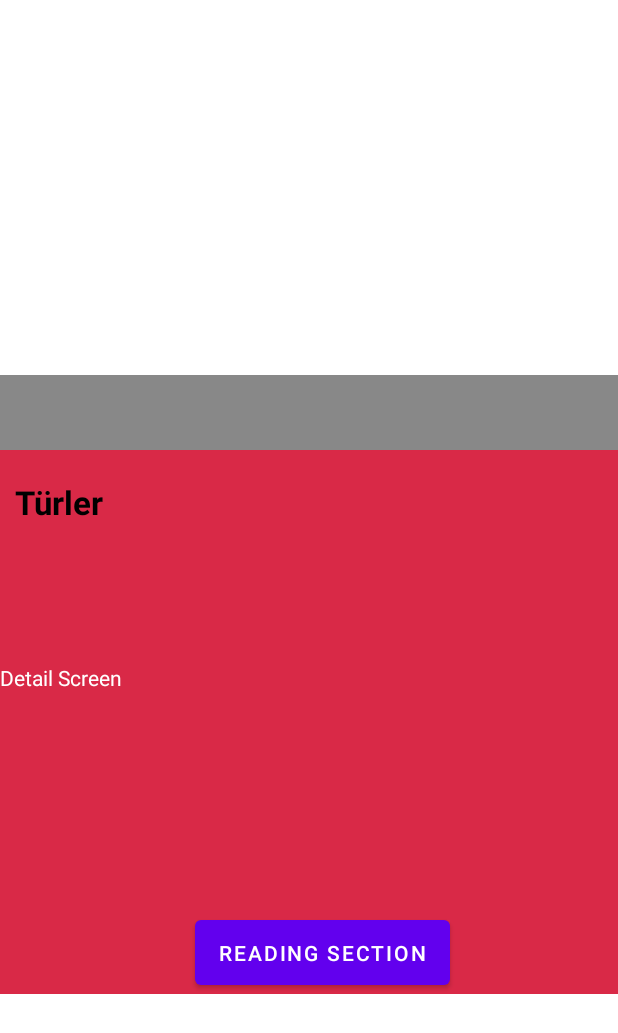
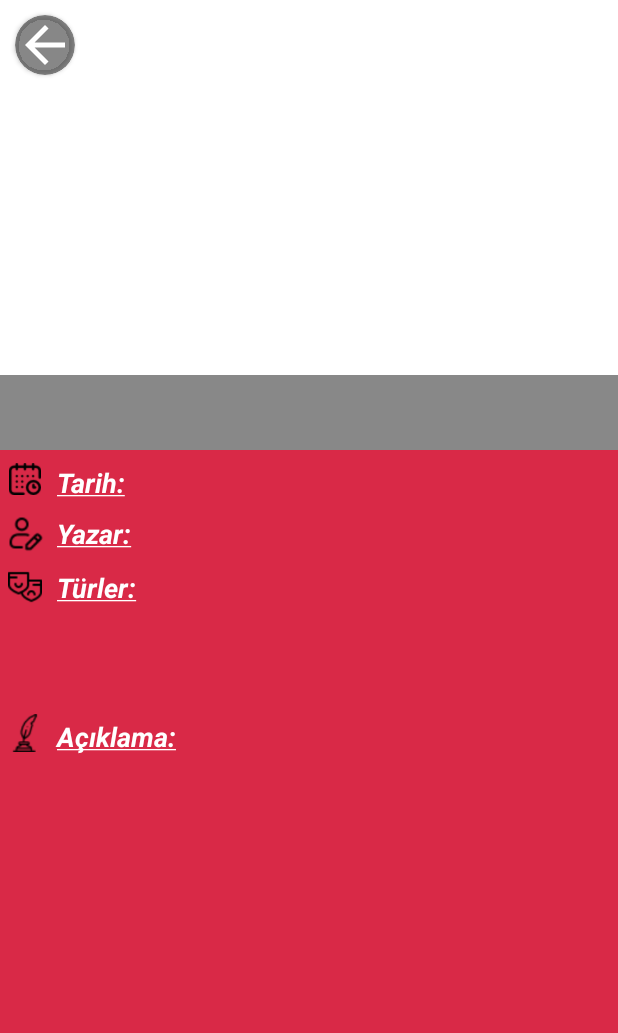
Before and after one commit to NecroEye/TRComics, an Android app: the DetailsActivity screen opened directly, with no data from a screen before it, on a phone screen of 412 x 824 dp. Shown: the top 1033 px of the screen. Run offline under Robolectric (Android 15) with nearby library versions, the phone set to English and light mode, and no system bars; 2 statements that could not run were skipped.

Commit message:
DetailScreen UI adjusted

```diff
--- a/app/src/main/java/com/muratcangzm/trcomics/recyclerView/CardViewAdapter.java
+++ b/app/src/main/java/com/muratcangzm/trcomics/recyclerView/CardViewAdapter.java
@@ -67,6 +67,7 @@ public class CardViewAdapter extends RecyclerView.Adapter<CardViewAdapter.ViewHo
                 intent.putExtra("episodes", cardViewModels.get(position).getEpisodes());
                 intent.putExtra("genres", cardViewModels.get(position).getGenres());
                 intent.putExtra("images", cardViewModels.get(position).getImages());
+                intent.putExtra("description", cardViewModels.get(position).getDescription());
 
                 context.startActivity(intent);
                 activity.overridePendingTransition(R.anim.slide_in_right, R.anim.slide_out_left);
--- /dev/null
+++ b/app/src/main/java/com/muratcangzm/trcomics/recyclerView/EpisodeAdapter.java
@@ -0,0 +1,82 @@
+package com.muratcangzm.trcomics.recyclerView;
+
+import android.content.Context;
+import android.content.Intent;
+import android.view.LayoutInflater;
+import android.view.View;
+import android.view.ViewGroup;
+import android.widget.TextView;
+
+import androidx.annotation.NonNull;
+import androidx.recyclerview.widget.RecyclerView;
+
+import com.muratcangzm.trcomics.R;
+import com.muratcangzm.trcomics.screens.ReadingActivity;
+
+public class EpisodeAdapter extends RecyclerView.Adapter<EpisodeAdapter.EpisodeHolder> {
+
+
+    private final Context context;
+    private final String[] episodes;
+    private final int[] images;
+    private final Intent readingSection;
+
+
+    public EpisodeAdapter(Context context, String[] episodes, int[] images, Intent intent){
+
+
+        this.context = context;
+        this.episodes = episodes;
+        this.images = images;
+        this.readingSection = intent;
+
+    }
+
+
+    @NonNull
+    @Override
+    public EpisodeHolder onCreateViewHolder(@NonNull ViewGroup parent, int viewType) {
+
+
+        View v = LayoutInflater.from(context).inflate(R.layout.epsiode_recycler, parent, false);
+
+
+        return new EpisodeHolder(v);
+    }
+
+    @Override
+    public void onBindViewHolder(@NonNull EpisodeHolder holder, int position) {
+
+        holder.episodeText.setText(episodes[position]);
+
+        holder.episodeText.setOnClickListener(v ->{
+
+            readingSection.putExtra("images", images);
+            context.startActivity(readingSection);
+
+        });
+
+    }
+
+
+
+    @Override
+    public int getItemCount() {
+        return episodes.length;
+    }
+
+
+
+    public class EpisodeHolder extends RecyclerView.ViewHolder{
+
+        private final TextView episodeText;
+
+        public EpisodeHolder(@NonNull View itemView) {
+            super(itemView);
+
+            episodeText = itemView.findViewById(R.id.episode_textView);
+
+        }
+    }
+
+}
--- a/app/src/main/java/com/muratcangzm/trcomics/screens/DetailsActivity.java
+++ b/app/src/main/java/com/muratcangzm/trcomics/screens/DetailsActivity.java
@@ -5,9 +5,11 @@ import androidx.recyclerview.widget.LinearLayoutManager;
 
 import android.content.Intent;
 import android.os.Bundle;
+import android.text.method.ScrollingMovementMethod;
 
 import com.muratcangzm.trcomics.R;
 import com.muratcangzm.trcomics.databinding.ActivityDetailsBinding;
+import com.muratcangzm.trcomics.recyclerView.EpisodeAdapter;
 import com.muratcangzm.trcomics.recyclerView.GenreAdapter;
 
 import java.util.ArrayList;
@@ -16,6 +18,8 @@ public class DetailsActivity extends AppCompatActivity {
 
     private ActivityDetailsBinding binding;
     private String title;
+    private String description;
+
     private Integer image;
 
     @Override
@@ -25,11 +29,13 @@ public class DetailsActivity extends AppCompatActivity {
         setContentView(binding.getRoot());
 
         binding.titleText.getBackground().setAlpha(120);
-
+        binding.backButton.getBackground().setAlpha(120);
+        binding.description.setMovementMethod(new ScrollingMovementMethod());
 
         Intent intent = getIntent();
 
         title = intent.getStringExtra("title");
+        description = intent.getStringExtra("description");
         image = intent.getIntExtra("image",0);
         String[] episodes = intent.getStringArrayExtra("episodes");
         String[] genres = intent.getStringArrayExtra("genres");
@@ -40,15 +46,17 @@ public class DetailsActivity extends AppCompatActivity {
         LinearLayoutManager linearLayoutManager = new LinearLayoutManager(this, LinearLayoutManager.HORIZONTAL, false);
         binding.recyclerGenre.setLayoutManager(linearLayoutManager);
 
+        Intent readingSection = new Intent(this, ReadingActivity.class);
+        binding.episodeRecycler.setAdapter(new EpisodeAdapter(this, episodes, images, readingSection));
+        binding.episodeRecycler.setHasFixedSize(true);
 
         binding.bannerImage.setImageResource(image);
         binding.titleText.setText(title);
+        binding.description.setText(description);
 
-        binding.goToReading.setOnClickListener(view ->{
 
-            Intent readingSection = new Intent(this, ReadingActivity.class);
-            readingSection.putExtra("images", images);
-            startActivity(readingSection);
+        binding.backButton.setOnClickListener(v ->{
+            onBackPressed();
         });
 
     }
--- /dev/null
+++ b/app/src/main/res/drawable/baseline_arrow_back_24.xml
@@ -0,0 +1,5 @@
+<vector android:autoMirrored="true" android:height="24dp"
+    android:tint="#FFFFFF" android:viewportHeight="24"
+    android:viewportWidth="24" android:width="24dp" xmlns:android="http://schemas.android.com/apk/res/android">
+    <path android:fillColor="@android:color/white" android:pathData="M20,11H7.83l5.59,-5.59L12,4l-8,8 8,8 1.41,-1.41L7.83,13H20v-2z"/>
+</vector>
--- a/app/src/main/res/layout/activity_details.xml
+++ b/app/src/main/res/layout/activity_details.xml
@@ -1,11 +1,10 @@
 <?xml version="1.0" encoding="utf-8"?>
-<LinearLayout
-    xmlns:android="http://schemas.android.com/apk/res/android"
+<LinearLayout xmlns:android="http://schemas.android.com/apk/res/android"
     xmlns:app="http://schemas.android.com/apk/res-auto"
     xmlns:tools="http://schemas.android.com/tools"
     android:layout_width="match_parent"
+    android:layout_height="match_parent"
     android:orientation="vertical"
-    android:layout_height="match_parent"
     tools:context=".screens.DetailsActivity">
 
 
@@ -14,28 +13,45 @@
         android:layout_height="300dp">
 
 
+        <androidx.cardview.widget.CardView
+            android:id="@+id/backButton"
+            android:layout_width="40dp"
+            android:layout_height="40dp"
+            android:layout_marginStart="10dp"
+            android:layout_marginTop="10dp"
+            android:backgroundTint="@color/black"
+            android:padding="5dp"
+            app:cardCornerRadius="150dp">
+
+            <View
+                android:layout_width="wrap_content"
+                android:layout_height="wrap_content"
+                android:background="@drawable/baseline_arrow_back_24"
+                android:padding="30dp" />
+        </androidx.cardview.widget.CardView>
+
         <ImageView
             android:id="@+id/banner_image"
             android:layout_width="match_parent"
             android:layout_height="300dp"
             android:layout_marginBottom="450dp"
+            android:contentDescription="Banner"
             android:scaleType="centerCrop"
             app:layout_constraintBottom_toBottomOf="parent"
             app:layout_constraintLeft_toLeftOf="parent"
             app:layout_constraintRight_toRightOf="parent"
             app:layout_constraintTop_toTopOf="parent"
-            android:contentDescription="Banner"
             tools:ignore="HardcodedText" />
 
         <TextView
             android:id="@+id/title_text"
             android:layout_width="match_parent"
             android:layout_height="50dp"
+            android:layout_marginTop="250dp"
+            android:background="@color/black"
             android:gravity="start|center"
-            android:background="@color/black"
+            android:paddingStart="15dp"
             android:textColor="@color/white"
-            android:layout_marginTop="250dp"
-            android:paddingStart="15dp"
             android:textSize="19sp"
             android:textStyle="bold|italic"
             app:layout_constraintBottom_toBottomOf="parent"
@@ -43,57 +59,152 @@
             app:layout_constraintRight_toRightOf="parent"
             app:layout_constraintTop_toTopOf="parent" />
 
+
     </RelativeLayout>
-
-
 
 
     <LinearLayout
         android:layout_width="match_parent"
         android:layout_height="wrap_content"
-        android:orientation="vertical"
-        android:background="@color/rose">
+        android:background="@color/rose"
+        android:orientation="vertical">
+
+
+        <LinearLayout
+            android:layout_width="match_parent"
+            android:layout_height="wrap_content"
+            android:orientation="horizontal">
+
+
+            <ImageView
+                android:layout_width="33dp"
+                android:layout_height="30dp"
+                android:layout_marginTop="4dp"
+                android:padding="6dp"
+                android:scaleType="centerCrop"
+                android:src="@drawable/date_icon" />
 
             <TextView
                 android:layout_width="match_parent"
-            android:layout_height="50dp"
-            android:gravity="center|start"
-            android:text="Türler"
-            android:paddingStart="10dp"
-            android:layout_marginTop="10dp"
-            android:layout_marginBottom="2dp"
-            android:padding="1dp"
-            android:textStyle="bold"
-            android:textSize="22sp"
-            android:textColor="@color/black"/>
+                android:layout_height="wrap_content"
+                android:layout_marginTop="9dp"
+                android:text="@string/Date"
+                android:textColor="@color/white"
+                android:textSize="18sp"
+                android:textStyle="bold|italic" />
+
+        </LinearLayout>
+
+
+        <LinearLayout
+            android:layout_width="match_parent"
+            android:layout_height="wrap_content"
+            android:orientation="horizontal">
+
+
+            <ImageView
+                android:layout_width="33dp"
+                android:layout_height="30dp"
+                android:layout_marginTop="6dp"
+                android:padding="4dp"
+                android:scaleType="centerCrop"
+                android:src="@drawable/author_icon" />
+
+            <TextView
+                android:id="@+id/episode_textView"
+                android:layout_width="match_parent"
+                android:layout_height="wrap_content"
+                android:layout_marginTop="9dp"
+                android:text="@string/author"
+                android:textColor="@color/white"
+                android:textSize="18sp"
+                android:textStyle="bold|italic" />
+
+        </LinearLayout>
+
+
+        <LinearLayout
+            android:layout_width="match_parent"
+            android:layout_height="wrap_content"
+            android:orientation="horizontal">
+
+
+            <ImageView
+                android:layout_width="33dp"
+                android:layout_height="30dp"
+                android:layout_marginTop="6dp"
+                android:padding="5dp"
+                android:scaleType="centerCrop"
+                android:src="@drawable/genres_icon" />
+
+            <TextView
+                android:layout_width="match_parent"
+                android:layout_height="wrap_content"
+                android:layout_marginTop="9dp"
+                android:text="@string/genresTitle"
+                android:textColor="@color/white"
+                android:textSize="18sp"
+                android:textStyle="bold|italic" />
+
+        </LinearLayout>
 
 
         <androidx.recyclerview.widget.RecyclerView
             android:id="@+id/recycler_genre"
+            android:layout_width="match_parent"
+            android:layout_height="47dp"
             android:layout_marginTop="10dp"
-             android:layout_marginBottom="10dp"
-             android:padding="1dp"
+            android:layout_marginBottom="6dp"
+            android:padding="1dp" />
+
+        <LinearLayout
             android:layout_width="match_parent"
-             android:layout_height="60dp"
-             />
+            android:layout_height="wrap_content"
+            android:orientation="horizontal">
+
+
+            <ImageView
+                android:layout_width="33dp"
+                android:layout_height="30dp"
+                android:layout_marginTop="4dp"
+                android:padding="4dp"
+                android:scaleType="centerCrop"
+                android:src="@drawable/description_icon" />
 
             <TextView
-            android:id="@+id/textView"
                 android:layout_width="match_parent"
-            android:layout_height="165dp"
+                android:layout_height="wrap_content"
+                android:layout_marginTop="9dp"
+                android:text="@string/description"
                 android:textColor="@color/white"
-            android:text="Detail Screen"
-            app:layout_constraintBottom_toBottomOf="parent"
-            app:layout_constraintEnd_toEndOf="parent"
-            app:layout_constraintStart_toStartOf="parent"
-            app:layout_constraintTop_toTopOf="parent" />
+                android:textSize="18sp"
+                android:textStyle="bold|italic" />
 
-        <Button
-            android:id="@+id/goToReading"
-            android:layout_width="170dp"
-            android:layout_marginLeft="130dp"
-            android:layout_height="55dp"
-            android:text="Reading Section"/>
+        </LinearLayout>
+
+
+        <TextView
+            android:id="@+id/description"
+            android:layout_width="match_parent"
+            android:layout_height="113dp"
+            android:layout_marginTop="5dp"
+            android:layout_marginBottom="5dp"
+            android:padding="7dp"
+            android:scrollbars="vertical"
+            android:text="@string/empty"
+            android:textColor="@color/black"
+            android:textSize="15sp"
+            android:textStyle="bold" />
+
+
+        <androidx.recyclerview.widget.RecyclerView
+            android:id="@+id/episode_recycler"
+            android:layout_width="match_parent"
+            android:layout_height="190dp"
+            android:layout_marginTop="20dp"
+            android:padding="1dp"
+            app:layoutManager="androidx.recyclerview.widget.LinearLayoutManager" />
+
 
     </LinearLayout>
 
--- a/app/src/main/res/values/colors.xml
+++ b/app/src/main/res/values/colors.xml
@@ -6,5 +6,5 @@
     <color name="rose">#d92947</color>
     <color name="gray">#979797</color>
     <color name="light_gray">#C5C5C5</color>
-
+    <color name="gold">#FFD700</color>
 </resources>
--- a/app/src/main/res/values/strings.xml
+++ b/app/src/main/res/values/strings.xml
@@ -3,4 +3,9 @@
     <string name="trendler">Trendler</string>
     <string name="image_for_banner">image for banner</string>
     <string name="empty">Empty</string>
+    <string name="description"> <u>Açıklama:</u> </string>
+    <string name="genresTitle"> <u>Türler:</u> </string>
+    <string name="addFavorite">Ekle</string>
+    <string name="author"> <u>Yazar:</u> </string>
+    <string name="Date"> <u>Tarih:</u> </string>
 </resources>
```
Also changed, not shown: app/src/main/java/com/muratcangzm/trcomics/fragments/MainFragment.java (+24 -16 lines), app/src/main/java/com/muratcangzm/trcomics/recyclerView/CardViewModel.java (+27 -4 lines), app/src/main/res/layout/epsiode_recycler.xml (added, +40 -0 lines), app/src/main/res/layout/genre_layout.xml (+5 -3 lines), app/src/main/res/drawable/author_icon.png (added), app/src/main/res/drawable/date_icon.png (added), app/src/main/res/drawable/description_icon.png (added), app/src/main/res/drawable/episode_icon.png (added), app/src/main/res/drawable/favorite_icon.png (added), app/src/main/res/drawable/genres_icon.png (added). Lines whose indentation alone changed are shown as unchanged.
